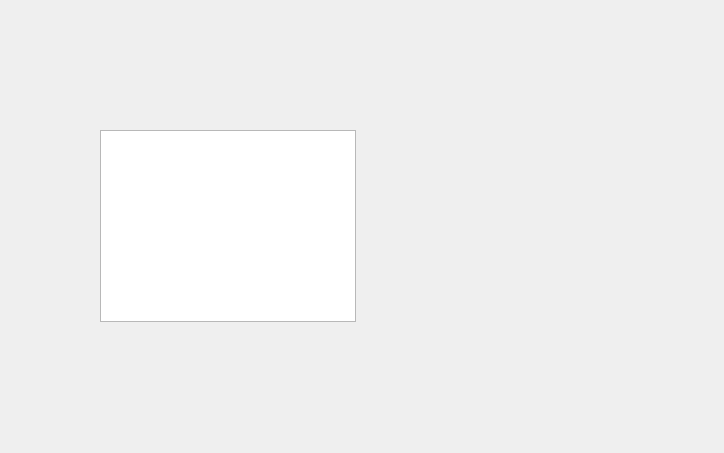
Before: the Qt Designer form GroupFour_DoctorsOffice/widget.ui in KittimasakBunrat/GroupFour_DoctorsOffice, drawn with Qt 5.
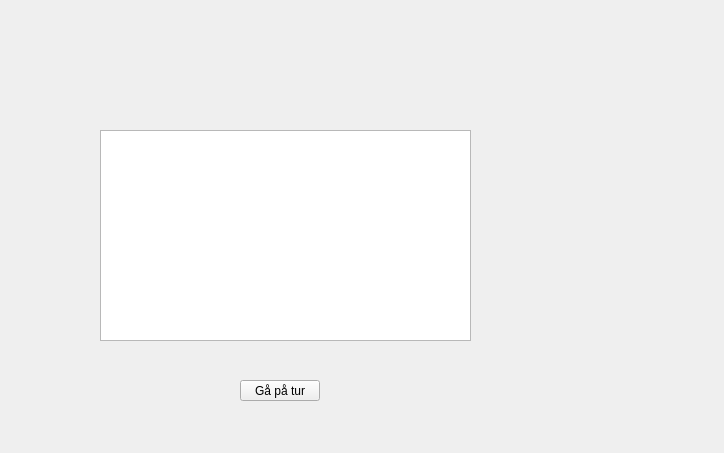
After: the same form once the commit is applied.

Commit message: Commit from Shohaib

The edit to the form file:
```diff
--- a/GroupFour_DoctorsOffice/widget.ui
+++ b/GroupFour_DoctorsOffice/widget.ui
@@ -18,11 +18,24 @@
     <rect>
      <x>100</x>
      <y>130</y>
-     <width>256</width>
-     <height>192</height>
+     <width>371</width>
+     <height>211</height>
     </rect>
    </property>
   </widget>
+  <widget class="QPushButton" name="button_SelectDoctor">
+   <property name="geometry">
+    <rect>
+     <x>240</x>
+     <y>380</y>
+     <width>80</width>
+     <height>21</height>
+    </rect>
+   </property>
+   <property name="text">
+    <string>Gå på tur</string>
+   </property>
+  </widget>
  </widget>
  <layoutdefault spacing="6" margin="11"/>
  <resources/>
```
The commit also changes 2 other files.
